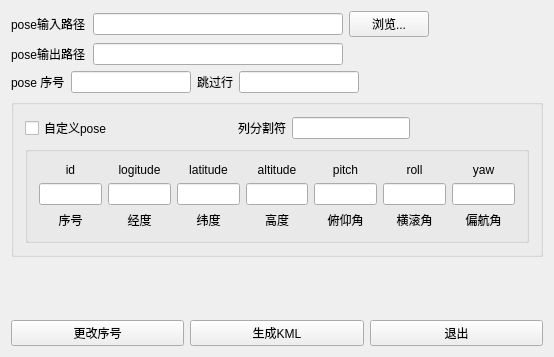
This is source/convert_pose/ui/widget.ui in studytools/qt_study as Qt 5 draws it before an edit. The edited form follows.
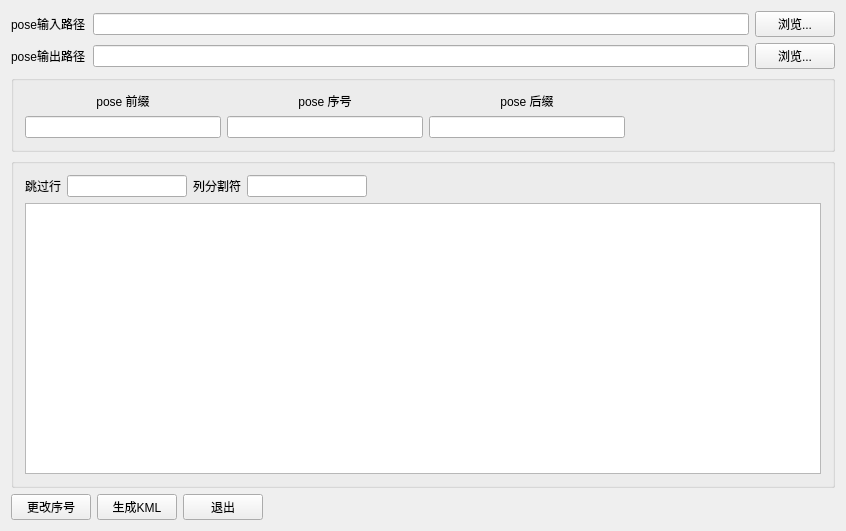
This is the edited form.

Commit message: 完成convert pose 程序.

Diff of the .ui file:
```diff
--- a/source/convert_pose/ui/widget.ui
+++ b/source/convert_pose/ui/widget.ui
@@ -6,14 +6,14 @@
    <rect>
     <x>0</x>
     <y>0</y>
-    <width>554</width>
-    <height>357</height>
+    <width>846</width>
+    <height>531</height>
    </rect>
   </property>
   <property name="windowTitle">
    <string>Widget</string>
   </property>
-  <layout class="QVBoxLayout" name="verticalLayout_13">
+  <layout class="QVBoxLayout" name="verticalLayout_7">
    <item>
     <layout class="QVBoxLayout" name="verticalLayout">
      <item>
@@ -48,19 +48,6 @@
          </property>
         </widget>
        </item>
-       <item>
-        <spacer name="horizontalSpacer_2">
-         <property name="orientation">
-          <enum>Qt::Horizontal</enum>
-         </property>
-         <property name="sizeHint" stdset="0">
-          <size>
-           <width>40</width>
-           <height>20</height>
-          </size>
-         </property>
-        </spacer>
-       </item>
       </layout>
      </item>
      <item>
@@ -83,70 +70,111 @@
         </widget>
        </item>
        <item>
-        <spacer name="horizontalSpacer_3">
-         <property name="orientation">
-          <enum>Qt::Horizontal</enum>
+        <widget class="QPushButton" name="pushButton_output">
+         <property name="text">
+          <string>浏览...</string>
          </property>
-         <property name="sizeHint" stdset="0">
-          <size>
-           <width>40</width>
-           <height>20</height>
-          </size>
-         </property>
-        </spacer>
+        </widget>
        </item>
       </layout>
      </item>
      <item>
-      <layout class="QHBoxLayout" name="horizontalLayout_3">
-       <item>
-        <widget class="QLabel" name="label_3">
-         <property name="text">
-          <string>pose 序号</string>
-         </property>
-        </widget>
-       </item>
-       <item>
-        <widget class="QLineEdit" name="lineEdit_index">
-         <property name="maximumSize">
-          <size>
-           <width>120</width>
-           <height>16777215</height>
-          </size>
-         </property>
-        </widget>
-       </item>
-       <item>
-        <widget class="QLabel" name="label_4">
-         <property name="text">
-          <string>跳过行</string>
-         </property>
-        </widget>
-       </item>
-       <item>
-        <widget class="QLineEdit" name="lineEdit_skip">
-         <property name="maximumSize">
-          <size>
-           <width>120</width>
-           <height>16777215</height>
-          </size>
-         </property>
-        </widget>
-       </item>
-       <item>
-        <spacer name="horizontalSpacer">
-         <property name="orientation">
-          <enum>Qt::Horizontal</enum>
-         </property>
-         <property name="sizeHint" stdset="0">
-          <size>
-           <width>40</width>
-           <height>20</height>
-          </size>
-         </property>
-        </spacer>
-       </item>
-      </layout>
+      <widget class="QGroupBox" name="groupBox_pose_id">
+       <property name="title">
+        <string/>
+       </property>
+       <layout class="QHBoxLayout" name="horizontalLayout_3">
+        <item>
+         <layout class="QHBoxLayout" name="horizontalLayout_5">
+          <item>
+           <layout class="QVBoxLayout" name="verticalLayout_5">
+            <item>
+             <widget class="QLabel" name="label_3">
+              <property name="text">
+               <string>pose 前缀</string>
+              </property>
+              <property name="alignment">
+               <set>Qt::AlignCenter</set>
+              </property>
+             </widget>
+            </item>
+            <item>
+             <widget class="QLineEdit" name="lineEdit_prefix">
+              <property name="maximumSize">
+               <size>
+                <width>16777215</width>
+                <height>16777215</height>
+               </size>
+              </property>
+             </widget>
+            </item>
+           </layout>
+          </item>
+          <item>
+           <layout class="QVBoxLayout" name="verticalLayout_8">
+            <item>
+             <widget class="QLabel" name="label_6">
+              <property name="text">
+               <string>pose 序号</string>
+              </property>
+              <property name="alignment">
+               <set>Qt::AlignCenter</set>
+              </property>
+             </widget>
+            </item>
+            <item>
+             <widget class="QLineEdit" name="lineEdit_id">
+              <property name="maximumSize">
+               <size>
+                <width>16777215</width>
+                <height>16777215</height>
+               </size>
+              </property>
+             </widget>
+            </item>
+           </layout>
+          </item>
+          <item>
+           <layout class="QVBoxLayout" name="verticalLayout_6">
+            <item>
+             <widget class="QLabel" name="label_7">
+              <property name="text">
+               <string>pose 后缀</string>
+              </property>
+              <property name="alignment">
+               <set>Qt::AlignCenter</set>
+              </property>
+             </widget>
+            </item>
+            <item>
+             <widget class="QLineEdit" name="lineEdit_suffix">
+              <property name="maximumSize">
+               <size>
+                <width>16777215</width>
+                <height>16777215</height>
+               </size>
+              </property>
+             </widget>
+            </item>
+           </layout>
+          </item>
+          <item>
+           <spacer name="horizontalSpacer">
+            <property name="orientation">
+             <enum>Qt::Horizontal</enum>
+            </property>
+            <property name="sizeHint" stdset="0">
+             <size>
+              <width>40</width>
+              <height>20</height>
+             </size>
+            </property>
+           </spacer>
+          </item>
+         </layout>
+        </item>
+       </layout>
+      </widget>
      </item>
      <item>
       <layout class="QHBoxLayout" name="horizontalLayout_4">
@@ -161,24 +189,21 @@
             <item>
              <layout class="QHBoxLayout" name="horizontalLayout_6">
               <item>
-               <widget class="QCheckBox" name="checkBox">
+               <widget class="QLabel" name="label_4">
                 <property name="text">
-                 <string>自定义pose</string>
+                 <string>跳过行</string>
                 </property>
                </widget>
               </item>
               <item>
-               <spacer name="horizontalSpacer_5">
-                <property name="orientation">
-                 <enum>Qt::Horizontal</enum>
-                </property>
-                <property name="sizeHint" stdset="0">
+               <widget class="QLineEdit" name="lineEdit_skip">
+                <property name="maximumSize">
                  <size>
-                  <width>40</width>
-                  <height>20</height>
+                  <width>120</width>
+                  <height>16777215</height>
                  </size>
                 </property>
-               </spacer>
+               </widget>
               </item>
               <item>
                <widget class="QLabel" name="label_5">
@@ -217,248 +242,7 @@
           <item>
            <layout class="QVBoxLayout" name="verticalLayout_4">
             <item>
-             <widget class="QGroupBox" name="groupBox_2">
-              <property name="title">
-               <string/>
-              </property>
-              <layout class="QVBoxLayout" name="verticalLayout_5">
-               <item>
-                <layout class="QHBoxLayout" name="horizontalLayout_5">
-                 <item>
-                  <layout class="QVBoxLayout" name="verticalLayout_7">
-                   <item>
-                    <widget class="QLabel" name="label_id">
-                     <property name="layoutDirection">
-                      <enum>Qt::LeftToRight</enum>
-                     </property>
-                     <property name="text">
-                      <string>id</string>
-                     </property>
-                     <property name="alignment">
-                      <set>Qt::AlignCenter</set>
-                     </property>
-                    </widget>
-                   </item>
-                   <item>
-                    <widget class="QLineEdit" name="lineEdit_id"/>
-                   </item>
-                   <item>
-                    <widget class="QLabel" name="label_7">
-                     <property name="layoutDirection">
-                      <enum>Qt::LeftToRight</enum>
-                     </property>
-                     <property name="text">
-                      <string>序号</string>
-                     </property>
-                     <property name="alignment">
-                      <set>Qt::AlignCenter</set>
-                     </property>
-                    </widget>
-                   </item>
-                  </layout>
-                 </item>
-                 <item>
-                  <layout class="QVBoxLayout" name="verticalLayout_10">
-                   <item>
-                    <widget class="QLabel" name="label_8">
-                     <property name="layoutDirection">
-                      <enum>Qt::LeftToRight</enum>
-                     </property>
-                     <property name="text">
-                      <string>logitude</string>
-                     </property>
-                     <property name="alignment">
-                      <set>Qt::AlignCenter</set>
-                     </property>
-                    </widget>
-                   </item>
-                   <item>
-                    <widget class="QLineEdit" name="lineEdit_log"/>
-                   </item>
-                   <item>
-                    <widget class="QLabel" name="label_9">
-                     <property name="layoutDirection">
-                      <enum>Qt::LeftToRight</enum>
-                     </property>
-                     <property name="text">
-                      <string>经度</string>
-                     </property>
-                     <property name="alignment">
-                      <set>Qt::AlignCenter</set>
-                     </property>
-                    </widget>
-                   </item>
-                  </layout>
-                 </item>
-                 <item>
-                  <layout class="QVBoxLayout" name="verticalLayout_12">
-                   <item>
-                    <widget class="QLabel" name="label_19">
-                     <property name="layoutDirection">
-                      <enum>Qt::LeftToRight</enum>
-                     </property>
-                     <property name="text">
-                      <string>latitude</string>
-                     </property>
-                     <property name="alignment">
-                      <set>Qt::AlignCenter</set>
-                     </property>
-                    </widget>
-                   </item>
-                   <item>
-                    <widget class="QLineEdit" name="lineEdit_lat"/>
-                   </item>
-                   <item>
-                    <widget class="QLabel" name="label_10">
-                     <property name="layoutDirection">
-                      <enum>Qt::LeftToRight</enum>
-                     </property>
-                     <property name="text">
-                      <string>纬度</string>
-                     </property>
-                     <property name="alignment">
-                      <set>Qt::AlignCenter</set>
-                     </property>
-                    </widget>
-                   </item>
-                  </layout>
-                 </item>
-                 <item>
-                  <layout class="QVBoxLayout" name="verticalLayout_11">
-                   <item>
-                    <widget class="QLabel" name="label_11">
-                     <property name="layoutDirection">
-                      <enum>Qt::LeftToRight</enum>
-                     </property>
-                     <property name="text">
-                      <string>altitude</string>
-                     </property>
-                     <property name="alignment">
-                      <set>Qt::AlignCenter</set>
-                     </property>
-                    </widget>
-                   </item>
-                   <item>
-                    <widget class="QLineEdit" name="lineEdit_alt"/>
-                   </item>
-                   <item>
-                    <widget class="QLabel" name="label_12">
-                     <property name="layoutDirection">
-                      <enum>Qt::LeftToRight</enum>
-                     </property>
-                     <property name="text">
-                      <string>高度</string>
-                     </property>
-                     <property name="alignment">
-                      <set>Qt::AlignCenter</set>
-                     </property>
-                    </widget>
-                   </item>
-                  </layout>
-                 </item>
-                 <item>
-                  <layout class="QVBoxLayout" name="verticalLayout_9">
-                   <item>
-                    <widget class="QLabel" name="label_13">
-                     <property name="layoutDirection">
-                      <enum>Qt::LeftToRight</enum>
-                     </property>
-                     <property name="text">
-                      <string>pitch</string>
-                     </property>
-                     <property name="alignment">
-                      <set>Qt::AlignCenter</set>
-                     </property>
-                    </widget>
-                   </item>
-                   <item>
-                    <widget class="QLineEdit" name="lineEdit_pitch"/>
-                   </item>
-                   <item>
-                    <widget class="QLabel" name="label_14">
-                     <property name="layoutDirection">
-                      <enum>Qt::LeftToRight</enum>
-                     </property>
-                     <property name="text">
-                      <string>俯仰角</string>
-                     </property>
-                     <property name="alignment">
-                      <set>Qt::AlignCenter</set>
-                     </property>
-                    </widget>
-                   </item>
-                  </layout>
-                 </item>
-                 <item>
-                  <layout class="QVBoxLayout" name="verticalLayout_8">
-                   <item>
-                    <widget class="QLabel" name="label_roll">
-                     <property name="layoutDirection">
-                      <enum>Qt::LeftToRight</enum>
-                     </property>
-                     <property name="text">
-                      <string>roll</string>
-                     </property>
-                     <property name="alignment">
-                      <set>Qt::AlignCenter</set>
-                     </property>
-                    </widget>
-                   </item>
-                   <item>
-                    <widget class="QLineEdit" name="lineEdit_roll"/>
-                   </item>
-                   <item>
-                    <widget class="QLabel" name="label_16">
-                     <property name="layoutDirection">
-                      <enum>Qt::LeftToRight</enum>
-                     </property>
-                     <property name="text">
-                      <string>横滚角</string>
-                     </property>
-                     <property name="alignment">
-                      <set>Qt::AlignCenter</set>
-                     </property>
-                    </widget>
-                   </item>
-                  </layout>
-                 </item>
-                 <item>
-                  <layout class="QVBoxLayout" name="verticalLayout_6">
-                   <item>
-                    <widget class="QLabel" name="label_17">
-                     <property name="layoutDirection">
-                      <enum>Qt::LeftToRight</enum>
-                     </property>
-                     <property name="text">
-                      <string>yaw</string>
-                     </property>
-                     <property name="alignment">
-                      <set>Qt::AlignCenter</set>
-                     </property>
-                    </widget>
-                   </item>
-                   <item>
-                    <widget class="QLineEdit" name="lineEdit_yaw"/>
-                   </item>
-                   <item>
-                    <widget class="QLabel" name="label_18">
-                     <property name="layoutDirection">
-                      <enum>Qt::LeftToRight</enum>
-                     </property>
-                     <property name="text">
-                      <string>偏航角</string>
-                     </property>
-                     <property name="alignment">
-                      <set>Qt::AlignCenter</set>
-                     </property>
-                    </widget>
-                   </item>
-                  </layout>
-                 </item>
-                </layout>
-               </item>
-              </layout>
-             </widget>
+             <widget class="QTableWidget" name="tableWidget"/>
             </item>
            </layout>
           </item>
@@ -468,20 +252,7 @@
       </layout>
      </item>
      <item>
-      <spacer name="verticalSpacer_2">
-       <property name="orientation">
-        <enum>Qt::Vertical</enum>
-       </property>
-       <property name="sizeHint" stdset="0">
-        <size>
-         <width>20</width>
-         <height>40</height>
-        </size>
-       </property>
-      </spacer>
-     </item>
-     <item>
-      <layout class="QHBoxLayout" name="horizontalLayout_7">
+      <layout class="QHBoxLayout" name="horizontalLayout_control">
        <item>
         <widget class="QPushButton" name="pushButton_index">
          <property name="text">
@@ -503,6 +274,19 @@
          </property>
         </widget>
        </item>
+       <item>
+        <spacer name="horizontalSpacer_2">
+         <property name="orientation">
+          <enum>Qt::Horizontal</enum>
+         </property>
+         <property name="sizeHint" stdset="0">
+          <size>
+           <width>40</width>
+           <height>20</height>
+          </size>
+         </property>
+        </spacer>
+       </item>
       </layout>
      </item>
     </layout>
```
Left out of the diff: 16 changed lines with no effect on the pictures. The commit also changes 10 other files.
